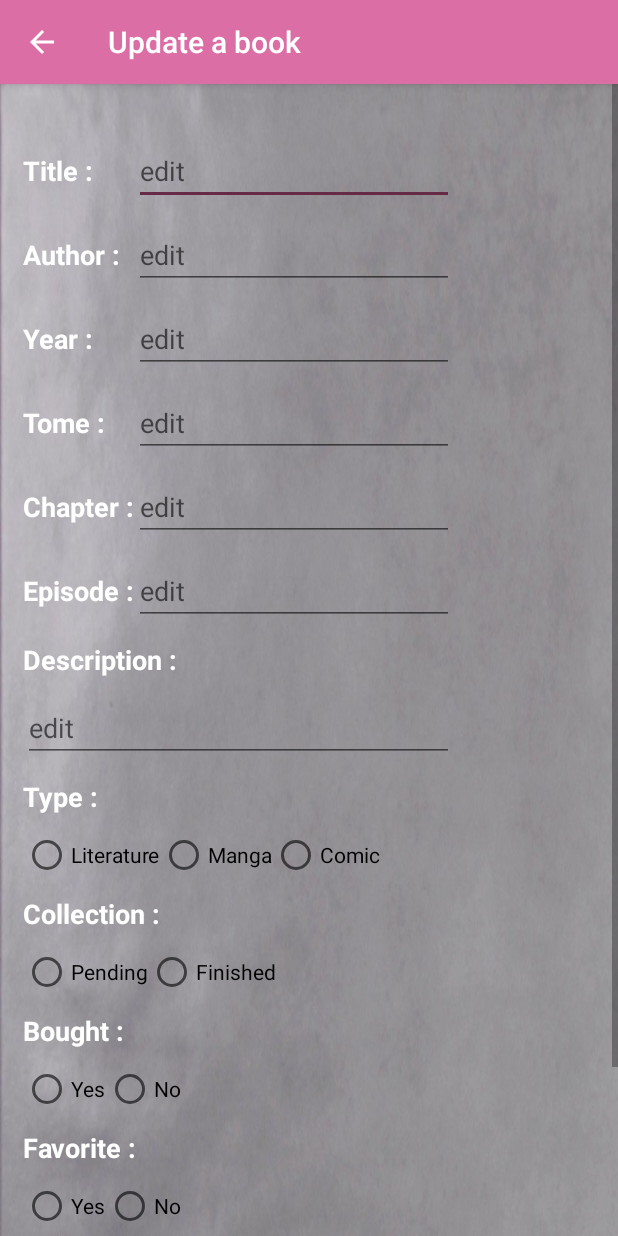
After one commit to PaulineKlein/BookMemo, an Android app: the UpdateActivity screen opened directly, with no data from a screen before it, on a phone screen of 412 x 824 dp. The commit adds this screen. Run offline under Robolectric (Android 15) with nearby library versions, the phone set to English and light mode, and no system bars; our stand-ins replace ButterKnife.

Commit message:
Update Activity

```diff
--- /dev/null
+++ b/app/src/main/java/com/pklein/bookmemo/UpdateActivity.java
@@ -0,0 +1,47 @@
+package com.pklein.bookmemo;
+
+import android.content.ContentResolver;
+import android.support.v7.app.AppCompatActivity;
+import android.os.Bundle;
+import android.util.Log;
+import android.widget.EditText;
+import android.widget.ImageButton;
+
+import butterknife.BindView;
+import butterknife.ButterKnife;
+
+public class UpdateActivity extends AppCompatActivity {
+
+    private static final String TAG= UpdateActivity.class.getSimpleName();
+
+    @BindView(R.id.editTitle_form)  EditText editTitle;
+    @BindView(R.id.editAuthor_form) EditText editAuthor;
+    @BindView(R.id.editYear_form) EditText editYear;
+    @BindView(R.id.editTome_form) EditText editTome;
+    @BindView(R.id.editChapter_form) EditText editChapter;
+    @BindView(R.id.editEpisode_form) EditText editEpisode;
+    @BindView(R.id.editDesc_form) EditText editDesc;
+    @BindView(R.id.validate_button_update)  ImageButton validate_button;
+    @BindView(R.id.delete_button)  ImageButton delete_button;
+
+    private String str_radio_type = "";
+    private int int_radio_collection = 0;
+    private int int_radio_possession = 0;
+    private int int_radio_favorite = 0;
+    private int year = 0;
+    private int tome = 0;
+    private int chapter = 0;
+    private int episode = 0;
+    private ContentResolver contentResolver;
+
+    @Override
+    protected void onCreate(Bundle savedInstanceState) {
+        Log.w(TAG, "BEGIN UpdateActivity");
+        super.onCreate(savedInstanceState);
+        setContentView(R.layout.activity_update);
+        ButterKnife.bind(this);
+
+
+        Log.w(TAG, "END UpdateActivity");
+    }
+}
--- /dev/null
+++ b/app/src/main/res/layout/activity_update.xml
@@ -0,0 +1,33 @@
+<?xml version="1.0" encoding="utf-8"?>
+<ScrollView xmlns:android="http://schemas.android.com/apk/res/android"
+    android:id="@+id/ScrollView02"
+    android:layout_width="fill_parent"
+    android:layout_height="fill_parent"
+    android:background="@drawable/background">
+
+    <LinearLayout
+        android:layout_width="fill_parent"
+        android:layout_height="wrap_content"
+        android:orientation="vertical"
+        android:gravity="center"
+        >
+
+        <include layout="@layout/form_add_modify" />
+
+        <ImageButton android:id="@+id/validate_button_update"
+            android:layout_width="wrap_content"
+            android:layout_height="wrap_content"
+            android:contentDescription="@string/desc_validate_button"
+            android:background="@null"
+            android:src="@drawable/validate_button"
+            />
+        <ImageButton android:id="@+id/delete_button"
+            android:layout_width="wrap_content"
+            android:layout_height="wrap_content"
+            android:contentDescription="@string/desc_delete_button"
+            android:background="@null"
+            android:src="@drawable/delete_button"
+            />
+
+    </LinearLayout>
+</ScrollView>
--- a/app/src/main/res/values/strings.xml
+++ b/app/src/main/res/values/strings.xml
@@ -8,10 +8,11 @@
     <string name="desc_search_button">button to search a book</string>
     <string name="desc_stats_button">button to display statistics</string>
     <string name="desc_validate_button">button to validate Search</string>
+    <string name="desc_delete_button">Image button to delete Info</string>
 
     <!-- image description -->
     <string name="desc_update_image">Image button to update Info</string>
-    <string name="desc_star_image">Image to show if a book has been bought</string>
+    <string name="desc_star_image">Image to show if a book has been set to favorite</string>
     <string name="ProgressBar_content_description">Progress Bar</string>
 
     <!-- menu -->
@@ -26,6 +27,7 @@
     <string name="title_seeAll">My Library</string>
     <string name="error_message">An error has occured</string>
     <string name="title_add">Add a book</string>
+    <string name="title_update">Update a book</string>
     <string name="str_searchBook">Search a book</string>
 
     <!-- AlertDialog-->
```
Also changed, not shown: app/src/main/AndroidManifest.xml (+9 -1 lines), app/src/main/java/com/pklein/bookmemo/SeeAllAdapter.java (+16 -7 lines), 1 other file.
